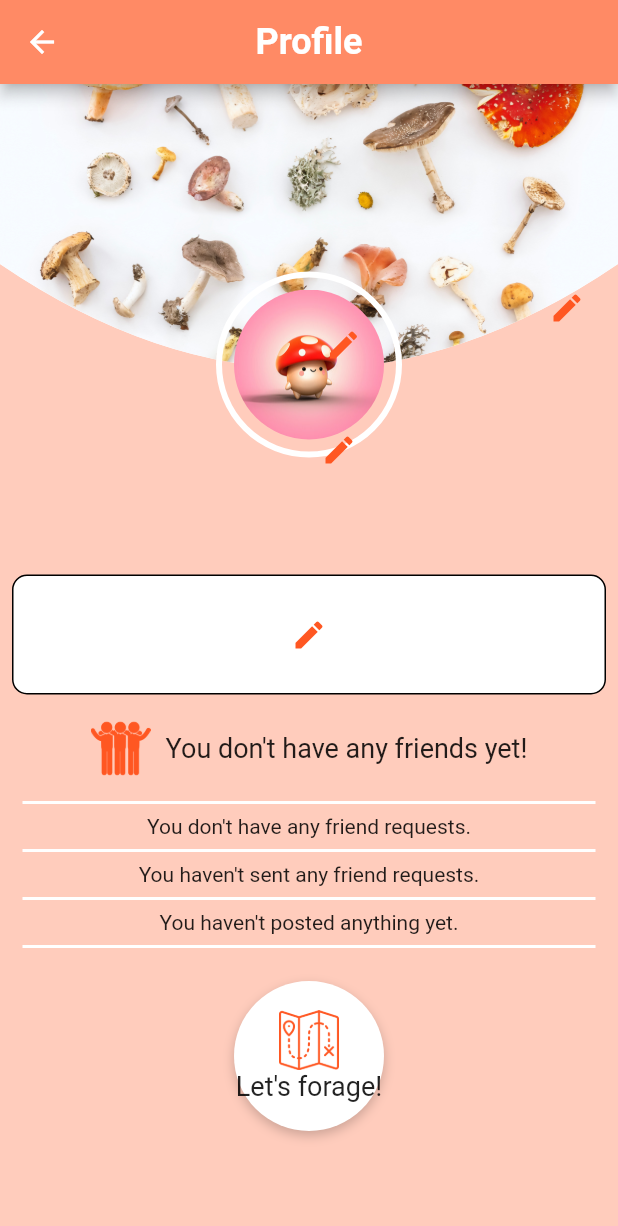
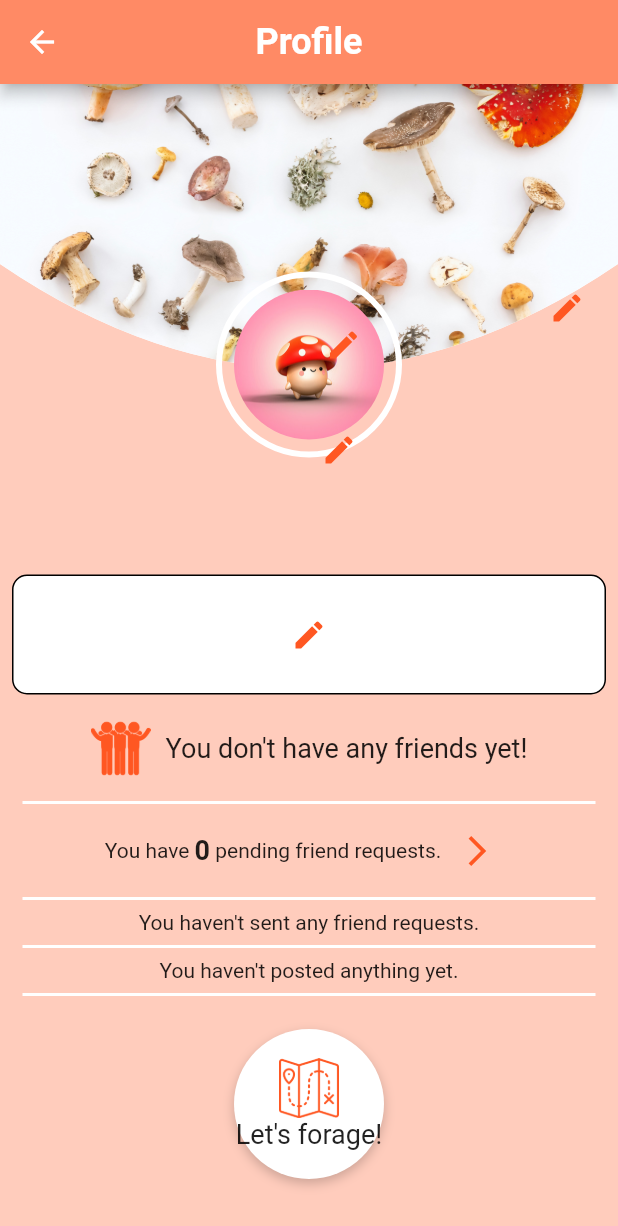
Before and after one commit to T-Pirozzini/flutter_forage_app, a Flutter app: the ProfilePage screen opened directly, on a phone screen of 412 x 824 dp. Shown: the top 1226 px of the screen. Run offline on Flutter 3.47's test engine with Material 2 defaults, Android fonts, the phone set to English and light mode, and no system bars; our stand-ins replace cloud_firestore, firebase_auth, firebase_core, floating_bottom_navigation_bar, flutter_dotenv, flutter_speed_dial and 5 more; accounts and stored records are empty; network calls fail; Roboto replaces fonts that are missing (Philosopher).

Commit message:
set up friends search feature and friend request page - add friend requests to currentUser list

```diff
--- a/lib/pages/profile_page.dart
+++ b/lib/pages/profile_page.dart
@@ -1,6 +1,7 @@
 import 'package:cloud_firestore/cloud_firestore.dart';
 import 'package:firebase_auth/firebase_auth.dart';
 import 'package:flutter/material.dart';
+import 'package:flutter_forager_app/pages/friend_request_page.dart';
 import 'package:google_fonts/google_fonts.dart';
 
 class ProfilePage extends StatefulWidget {
@@ -396,10 +397,32 @@ class _ProfilePageState extends State<ProfilePage> {
                               endIndent: 15,
                               color: Colors.white,
                             ),
-                            if (userData['friendRequests'].length < 1)
-                              const Text('You don\'t have any friend requests.')
-                            else
-                              Text(userData['friendRequests'].toString()),
+                            Row(
+                              mainAxisAlignment: MainAxisAlignment.center,
+                              children: [
+                                const Text('You have '),
+                                Text(
+                                  userData['friendRequests'].length.toString(),
+                                  style: const TextStyle(
+                                      fontSize: 18,
+                                      fontWeight: FontWeight.bold),
+                                ),
+                                const Text(' pending friend requests.'),
+                                IconButton(
+                                  onPressed: () => Navigator.push(
+                                    context,
+                                    MaterialPageRoute(
+                                      builder: (context) =>
+                                          const FriendRequestPage(),
+                                    ),
+                                  ),
+                                  icon: const Icon(
+                                    Icons.arrow_forward_ios,
+                                    color: Colors.deepOrange,
+                                  ),
+                                ),
+                              ],
+                            ),
                             const Divider(
                               thickness: 2,
                               indent: 15,
@@ -410,7 +433,34 @@ class _ProfilePageState extends State<ProfilePage> {
                               const Text(
                                   'You haven\'t sent any friend requests.')
                             else
-                              Text(userData['sentFriendRequests'].toString()),
+                              Row(
+                                mainAxisAlignment: MainAxisAlignment.center,
+                                children: [
+                                  const Text('You have sent '),
+                                  Text(
+                                    userData['sentFriendRequests']
+                                        .length
+                                        .toString(),
+                                    style: const TextStyle(
+                                        fontSize: 18,
+                                        fontWeight: FontWeight.bold),
+                                  ),
+                                  const Text(' friend requests.'),
+                                  IconButton(
+                                    onPressed: () => Navigator.push(
+                                      context,
+                                      MaterialPageRoute(
+                                        builder: (context) =>
+                                            const FriendRequestPage(),
+                                      ),
+                                    ),
+                                    icon: const Icon(
+                                      Icons.arrow_forward_ios,
+                                      color: Colors.deepOrange,
+                                    ),
+                                  ),
+                                ],
+                              ),
                             const Divider(
                               thickness: 2,
                               indent: 15,
```
Also changed, not shown: lib/pages/friend_request_page.dart (added, +84 -0 lines), lib/pages/friends_page.dart (+74 -2 lines).
